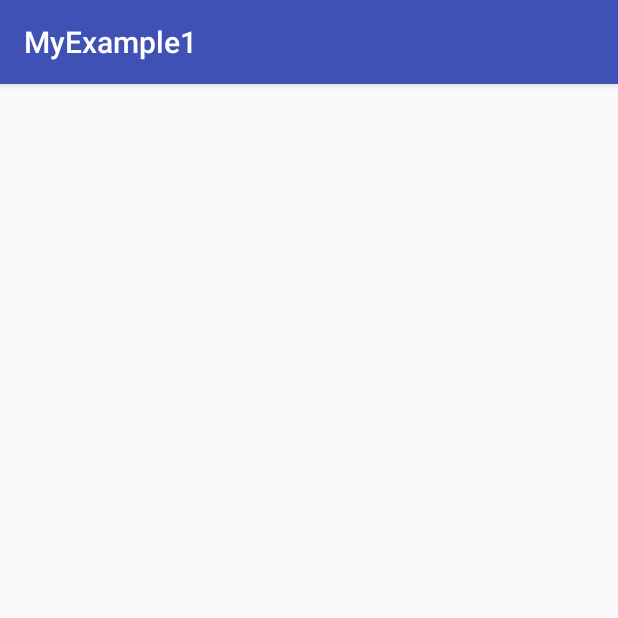
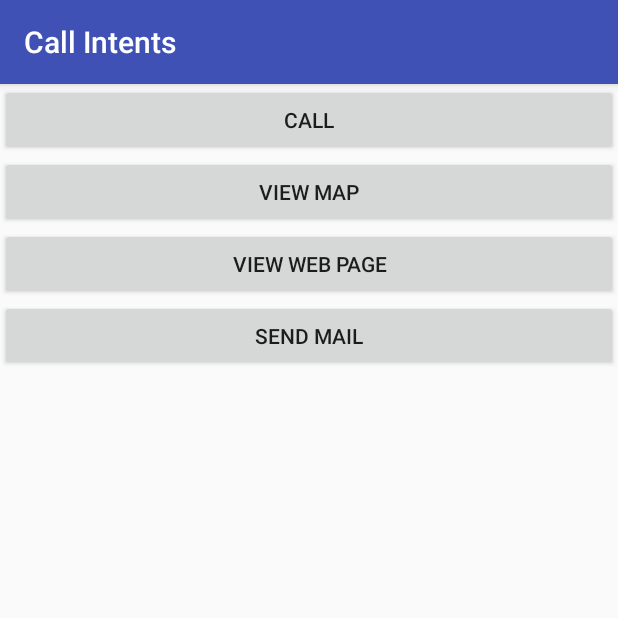
Before and after one commit to Feuway/android-learning_old, an Android app: the screen it shows after launch (MainActivity), on a phone screen of 412 x 824 dp, the top half of it. Run offline under Robolectric (Android 15) with nearby library versions, the phone set to English and light mode, and no system bars.

Commit message:
complete practice-4

```diff
--- a/app/src/main/res/layout/activity_main.xml
+++ b/app/src/main/res/layout/activity_main.xml
@@ -6,4 +6,47 @@
     android:layout_height="match_parent"
     tools:context="ru.limtu.myexample1.MainActivity">
 
+
+    <LinearLayout
+        android:layout_width="match_parent"
+        android:layout_height="wrap_content"
+        android:orientation="vertical"
+        tools:layout_editor_absoluteX="8dp"
+        tools:layout_editor_absoluteY="16dp">
+
+        <Button
+            android:id="@+id/btnCall"
+            android:layout_width="match_parent"
+            android:layout_height="wrap_content"
+            android:text="@string/call"
+            app:layout_constraintBottom_toBottomOf="parent"
+            app:layout_constraintTop_toTopOf="parent"
+            app:layout_constraintVertical_bias="0.056"
+            tools:layout_editor_absoluteX="16dp" />
+
+        <Button
+            android:id="@+id/btnMap"
+            android:layout_width="match_parent"
+            android:layout_height="wrap_content"
+            android:text="@string/map"
+            tools:layout_editor_absoluteX="0dp"
+            tools:layout_editor_absoluteY="74dp" />
+
+        <Button
+            android:id="@+id/btnWeb"
+            android:layout_width="match_parent"
+            android:layout_height="wrap_content"
+            android:text="@string/web"
+            tools:layout_editor_absoluteX="0dp"
+            tools:layout_editor_absoluteY="122dp" />
+
+        <Button
+            android:id="@+id/btnSend"
+            android:layout_width="match_parent"
+            android:layout_height="47dp"
+            android:text="@string/send"
+            tools:layout_editor_absoluteX="0dp"
+            tools:layout_editor_absoluteY="170dp" />
+    </LinearLayout>
+
 </android.support.constraint.ConstraintLayout>
--- a/app/src/main/res/values/strings.xml
+++ b/app/src/main/res/values/strings.xml
@@ -1,3 +1,8 @@
 <resources>
-    <string name="app_name">MyExample1</string>
+    <string name="app_name">Call Intents</string>
+
+    <string name="call">Call</string>
+    <string name="map">View Map</string>
+    <string name="web">View Web page</string>
+    <string name="send">Send Mail</string>
 </resources>
```
Also changed, not shown: app/src/main/java/ru/limtu/myexample1/MainActivity.java (+74 -0 lines).
